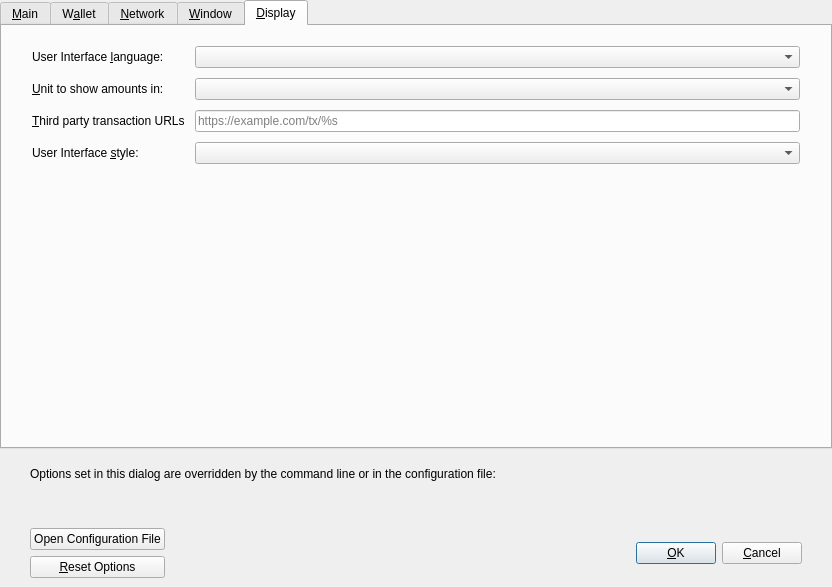
Old version of the form src/qt/forms/optionsdialog.ui in the repository Runebase/runebase.
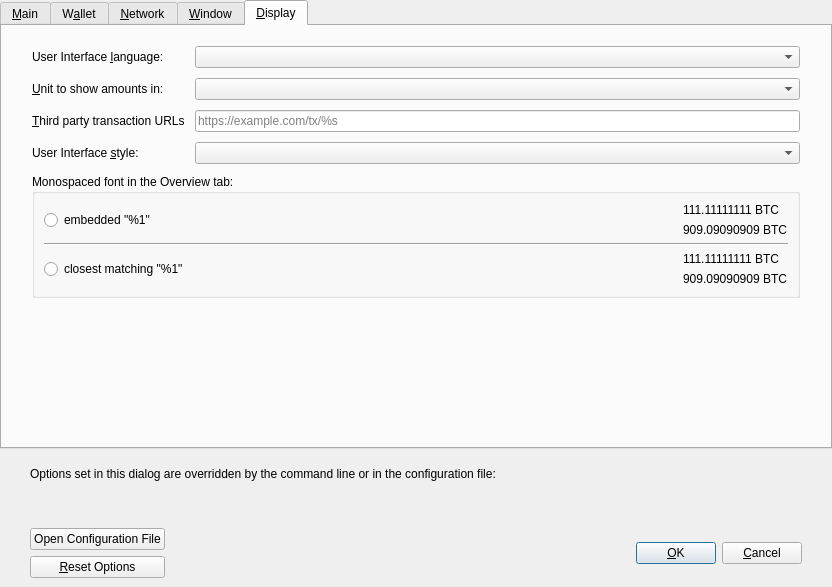
New version of the form. The open tabs and pages were chosen to show the change. Custom widgets are drawn as their Qt base class.

What changed in the file:
```diff
--- a/src/qt/forms/optionsdialog.ui
+++ b/src/qt/forms/optionsdialog.ui
@@ -933,6 +933,106 @@
          </item>
         </layout>
        </item>
+       <item>
+        <widget class="QGroupBox" name="font_groupBox">
+         <property name="title">
+          <string>Monospaced font in the Overview tab:</string>
+         </property>
+         <layout class="QVBoxLayout" name="font_verticalLayout">
+          <item>
+           <layout class="QHBoxLayout" name="embeddedFont_horizontalLayout">
+            <item>
+             <widget class="QRadioButton" name="embeddedFont_radioButton">
+              <property name="text">
+               <string>embedded &quot;%1&quot;</string>
+              </property>
+             </widget>
+            </item>
+            <item>
+             <spacer name="embeddedFont_horizontalSpacer">
+              <property name="orientation">
+               <enum>Qt::Horizontal</enum>
+              </property>
+              <property name="sizeHint" stdset="0">
+               <size>
+                <width>40</width>
+                <height>20</height>
+               </size>
+              </property>
+             </spacer>
+            </item>
+            <item>
+             <layout class="QVBoxLayout" name="embeddedFont_verticalLayout">
+              <item>
+               <widget class="QLabel" name="embeddedFont_label_1">
+                <property name="text">
+                 <string notr="true">111.11111111 BTC</string>
+                </property>
+               </widget>
+              </item>
+              <item>
+               <widget class="QLabel" name="embeddedFont_label_9">
+                <property name="text">
+                 <string notr="true">909.09090909 BTC</string>
+                </property>
+               </widget>
+              </item>
+             </layout>
+            </item>
+           </layout>
+          </item>
+          <item>
+           <widget class="Line" name="font_line">
+            <property name="orientation">
+             <enum>Qt::Horizontal</enum>
+            </property>
+           </widget>
+          </item>
+          <item>
+           <layout class="QHBoxLayout" name="systemFont_horizontalLayout">
+            <item>
+             <widget class="QRadioButton" name="systemFont_radioButton">
+              <property name="text">
+               <string>closest matching &quot;%1&quot;</string>
+              </property>
+             </widget>
+            </item>
+            <item>
+             <spacer name="systemFont_horizontalSpacer">
+              <property name="orientation">
+               <enum>Qt::Horizontal</enum>
+              </property>
+              <property name="sizeHint" stdset="0">
+               <size>
+                <width>40</width>
+                <height>20</height>
+               </size>
+              </property>
+             </spacer>
+            </item>
+            <item>
+             <layout class="QVBoxLayout" name="systemFont_verticalLayout">
+              <item>
+               <widget class="QLabel" name="systemFont_label_1">
+                <property name="text">
+                 <string notr="true">111.11111111 BTC</string>
+                </property>
+               </widget>
+              </item>
+              <item>
+               <widget class="QLabel" name="systemFont_label_9">
+                <property name="text">
+                 <string notr="true">909.09090909 BTC</string>
+                </property>
+               </widget>
+              </item>
+             </layout>
+            </item>
+           </layout>
+          </item>
+         </layout>
+        </widget>
+       </item>
        <item>
         <spacer name="verticalSpacer_Display">
          <property name="orientation">
```
Left out of the diff: 55 changed lines with no effect on the pictures.
